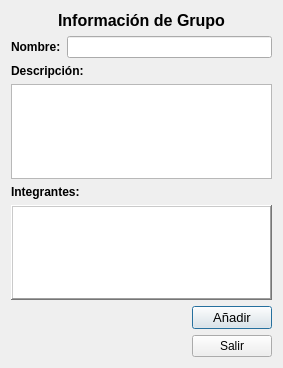
Above: App Superior Core/UI_QT/info_grupo.ui from Daniers/Superior-Core before the change. Below: the same form after it.
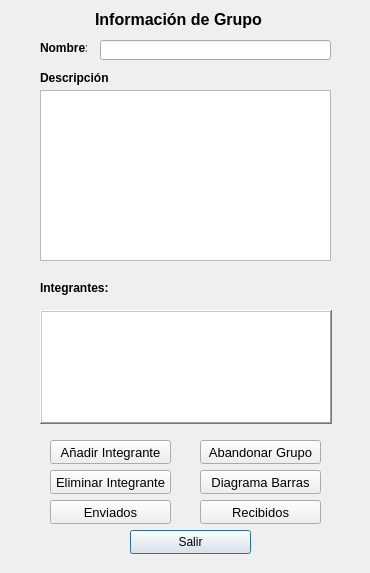
That is the form after the change.

Commit message: actualizacion de la interfaz  de info_grupo

Patch:
```diff
--- a/App Superior Core/UI_QT/info_grupo.ui
+++ b/App Superior Core/UI_QT/info_grupo.ui
@@ -6,16 +6,22 @@
    <rect>
     <x>0</x>
     <y>0</y>
-    <width>283</width>
-    <height>368</height>
+    <width>370</width>
+    <height>573</height>
    </rect>
   </property>
   <property name="windowTitle">
    <string>Información Grupo</string>
   </property>
-  <layout class="QVBoxLayout" name="verticalLayout_3">
-   <item>
     <widget class="QLabel" name="label_4">
+   <property name="geometry">
+    <rect>
+     <x>90</x>
+     <y>10</y>
+     <width>177</width>
+     <height>19</height>
+    </rect>
+   </property>
      <property name="font">
       <font>
        <pointsize>12</pointsize>
@@ -30,65 +36,118 @@
       <set>Qt::AlignCenter</set>
      </property>
     </widget>
-   </item>
-   <item>
-    <layout class="QHBoxLayout" name="horizontalLayout">
-     <item>
-      <widget class="QLabel" name="label">
+  <widget class="QPushButton" name="btSalir">
+   <property name="geometry">
+    <rect>
+     <x>130</x>
+     <y>530</y>
+     <width>121</width>
+     <height>24</height>
+    </rect>
+   </property>
+   <property name="text">
+    <string>Salir</string>
+   </property>
+  </widget>
+  <widget class="QPushButton" name="btdiagramabarras">
+   <property name="geometry">
+    <rect>
+     <x>200</x>
+     <y>470</y>
+     <width>121</width>
+     <height>24</height>
+    </rect>
+   </property>
        <property name="font">
         <font>
-         <weight>75</weight>
-         <bold>true</bold>
+     <pointsize>10</pointsize>
         </font>
        </property>
        <property name="text">
-        <string>Nombre:</string>
-       </property>
-      </widget>
-     </item>
-     <item>
-      <widget class="QLineEdit" name="txtGrupo">
-       <property name="readOnly">
-        <bool>true</bool>
-       </property>
-      </widget>
-     </item>
-    </layout>
-   </item>
-   <item>
-    <layout class="QVBoxLayout" name="verticalLayout">
-     <item>
-      <widget class="QLabel" name="label_2">
+    <string>Diagrama Barras</string>
+   </property>
+  </widget>
+  <widget class="QPushButton" name="btenviados">
+   <property name="geometry">
+    <rect>
+     <x>50</x>
+     <y>500</y>
+     <width>121</width>
+     <height>24</height>
+    </rect>
+   </property>
+   <property name="font">
+    <font>
+     <pointsize>10</pointsize>
+    </font>
+   </property>
+   <property name="text">
+    <string>Enviados</string>
+   </property>
+  </widget>
+  <widget class="QPushButton" name="btrecibidos">
+   <property name="geometry">
+    <rect>
+     <x>200</x>
+     <y>500</y>
+     <width>121</width>
+     <height>24</height>
+    </rect>
+   </property>
        <property name="font">
         <font>
-         <weight>75</weight>
-         <bold>true</bold>
+     <pointsize>10</pointsize>
         </font>
        </property>
        <property name="text">
-        <string>Descripción:</string>
-       </property>
-       <property name="scaledContents">
-        <bool>false</bool>
-       </property>
-      </widget>
-     </item>
-     <item>
-      <widget class="QTextEdit" name="txtDescripcion">
-       <property name="frameShape">
-        <enum>QFrame::StyledPanel</enum>
-       </property>
-       <property name="frameShadow">
-        <enum>QFrame::Sunken</enum>
-       </property>
-      </widget>
-     </item>
-    </layout>
-   </item>
-   <item>
-    <layout class="QVBoxLayout" name="verticalLayout_2">
-     <item>
+    <string>Recibidos</string>
+   </property>
+  </widget>
+  <widget class="QPushButton" name="bteliminarintegrante">
+   <property name="geometry">
+    <rect>
+     <x>50</x>
+     <y>470</y>
+     <width>121</width>
+     <height>24</height>
+    </rect>
+   </property>
+   <property name="font">
+    <font>
+     <pointsize>10</pointsize>
+    </font>
+   </property>
+   <property name="text">
+    <string>Eliminar Integrante</string>
+   </property>
+  </widget>
+  <widget class="QPushButton" name="btAbandonargrupo">
+   <property name="geometry">
+    <rect>
+     <x>200</x>
+     <y>440</y>
+     <width>121</width>
+     <height>24</height>
+    </rect>
+   </property>
+   <property name="font">
+    <font>
+     <pointsize>10</pointsize>
+    </font>
+   </property>
+   <property name="text">
+    <string>Abandonar Grupo</string>
+   </property>
+  </widget>
       <widget class="QLabel" name="label_3">
+   <property name="geometry">
+    <rect>
+     <x>40</x>
+     <y>280</y>
+     <width>71</width>
+     <height>16</height>
+    </rect>
+   </property>
        <property name="font">
         <font>
          <weight>75</weight>
@@ -99,9 +158,15 @@
         <string>Integrantes:</string>
        </property>
       </widget>
-     </item>
-     <item>
       <widget class="QListWidget" name="listIntegrantes">
+   <property name="geometry">
+    <rect>
+     <x>40</x>
+     <y>310</y>
+     <width>292</width>
+     <height>114</height>
+    </rect>
+   </property>
        <property name="font">
         <font>
          <pointsize>11</pointsize>
@@ -119,63 +184,97 @@
         <bool>true</bool>
        </property>
       </widget>
-     </item>
-     <item>
-      <layout class="QHBoxLayout" name="horizontalLayout_2">
-       <item>
-        <spacer name="horizontalSpacer">
-         <property name="orientation">
-          <enum>Qt::Horizontal</enum>
-         </property>
-         <property name="sizeHint" stdset="0">
-          <size>
-           <width>40</width>
-           <height>20</height>
-          </size>
-         </property>
-        </spacer>
-       </item>
-       <item>
         <widget class="QPushButton" name="btAgregar">
+   <property name="enabled">
+    <bool>true</bool>
+   </property>
+   <property name="geometry">
+    <rect>
+     <x>50</x>
+     <y>440</y>
+     <width>121</width>
+     <height>24</height>
+    </rect>
+   </property>
          <property name="font">
           <font>
            <pointsize>10</pointsize>
           </font>
          </property>
          <property name="text">
-          <string>Añadir</string>
-         </property>
-        </widget>
-       </item>
-      </layout>
-     </item>
-    </layout>
-   </item>
-   <item>
-    <layout class="QHBoxLayout" name="horizontalLayout_3">
-     <item>
-      <spacer name="horizontalSpacer_2">
-       <property name="orientation">
-        <enum>Qt::Horizontal</enum>
-       </property>
-       <property name="sizeHint" stdset="0">
-        <size>
-         <width>40</width>
+    <string>Añadir Integrante</string>
+   </property>
+  </widget>
+  <widget class="QLabel" name="label_2">
+   <property name="geometry">
+    <rect>
+     <x>40</x>
+     <y>70</y>
+     <width>68</width>
+     <height>16</height>
+    </rect>
+   </property>
+   <property name="font">
+    <font>
+     <weight>75</weight>
+     <bold>true</bold>
+    </font>
+   </property>
+   <property name="text">
+    <string>Descripción:</string>
+   </property>
+   <property name="scaledContents">
+    <bool>false</bool>
+   </property>
+  </widget>
+  <widget class="QTextEdit" name="txtDescripcion">
+   <property name="geometry">
+    <rect>
+     <x>40</x>
+     <y>90</y>
+     <width>291</width>
+     <height>171</height>
+    </rect>
+   </property>
+   <property name="frameShape">
+    <enum>QFrame::StyledPanel</enum>
+   </property>
+   <property name="frameShadow">
+    <enum>QFrame::Sunken</enum>
+   </property>
+  </widget>
+  <widget class="QLineEdit" name="txtGrupo">
+   <property name="geometry">
+    <rect>
+     <x>100</x>
+     <y>40</y>
+     <width>231</width>
          <height>20</height>
-        </size>
-       </property>
-      </spacer>
-     </item>
-     <item>
-      <widget class="QPushButton" name="btSalir">
+    </rect>
+   </property>
+   <property name="readOnly">
+    <bool>true</bool>
+   </property>
+  </widget>
+  <widget class="QLabel" name="label">
+   <property name="geometry">
+    <rect>
+     <x>40</x>
+     <y>40</y>
+     <width>47</width>
+     <height>16</height>
+    </rect>
+   </property>
+   <property name="font">
+    <font>
+     <weight>75</weight>
+     <bold>true</bold>
+    </font>
+   </property>
        <property name="text">
-        <string>Salir</string>
-       </property>
-      </widget>
-     </item>
-    </layout>
-   </item>
-  </layout>
+    <string>Nombre:</string>
+   </property>
+  </widget>
  </widget>
  <resources/>
  <connections>
```
Lines whose indentation alone changed are shown as unchanged. The commit also changes 19 other files.
